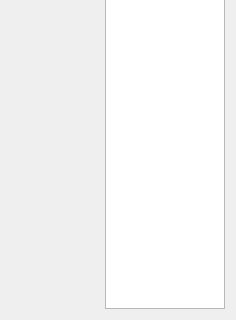
Old version of the form mainwindow.ui in the repository plugato/novomecherakie; both pictures show x 0 to 236 and y 160 to 480 of the 236 by 480 pixel window.
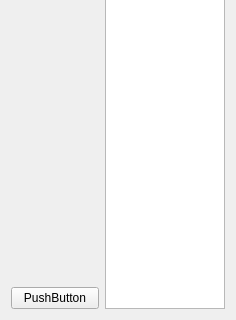
New version of the form.

Diff of the .ui file:
```diff
--- a/mainwindow.ui
+++ b/mainwindow.ui
@@ -46,6 +46,13 @@
           </property>
          </spacer>
         </item>
+        <item>
+         <widget class="QPushButton" name="pushButton">
+          <property name="text">
+           <string>PushButton</string>
+          </property>
+         </widget>
+        </item>
        </layout>
       </item>
       <item>
```
